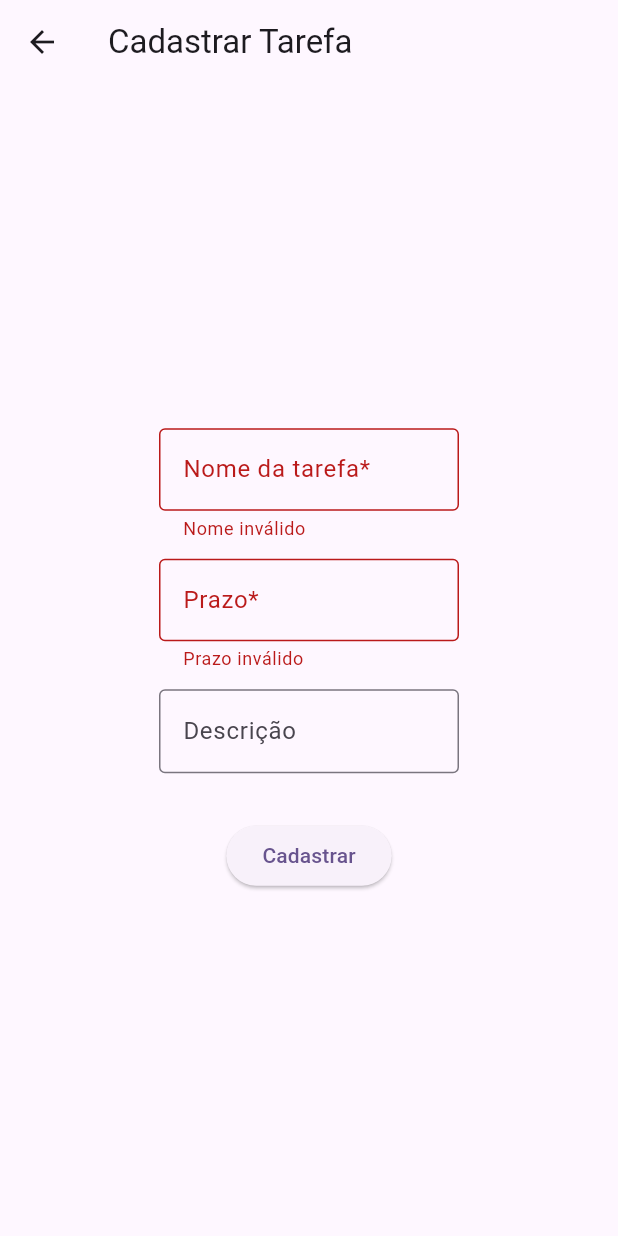
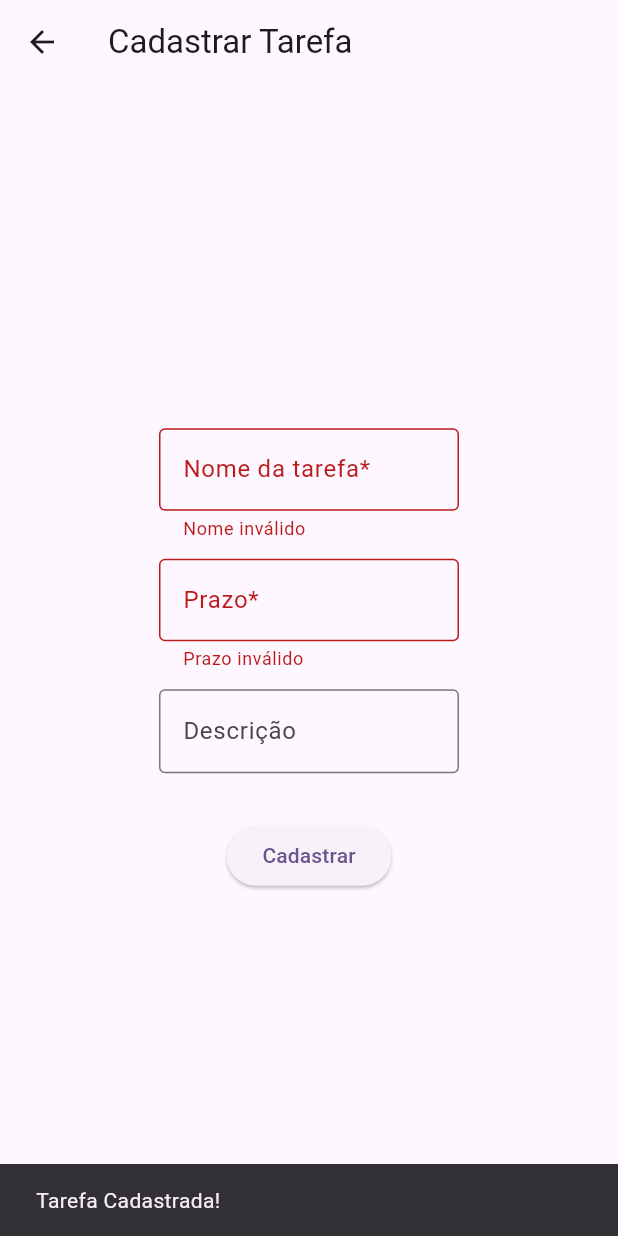
Before and after one commit to kavvata/dart-mvvm-todo-app, a Flutter app: the TelaCadastroTarefa screen opened by its route, after a tap on "Cadastrar", on a phone screen of 412 x 824 dp. Run offline on Flutter 3.47's test engine with Material 3 defaults, Android fonts, the phone set to English and light mode, and no system bars.

Commit message:
feat: feedback ao cadastrar tarefa com sucesso

```diff
--- a/lib/view/tela_cadastro_tarefa.dart
+++ b/lib/view/tela_cadastro_tarefa.dart
@@ -121,7 +121,12 @@ class _StateCadastroTarefa extends State<TelaCadastroTarefa> {
       ),
       // Botao Cadastro
       ElevatedButton(
-          onPressed: () => _cadastrarTarefa(), child: const Text('Cadastrar'))
+          onPressed: () {
+            _cadastrarTarefa();
+            const snackBar = SnackBar(content: Text('Tarefa Cadastrada!'));
+            ScaffoldMessenger.of(context).showSnackBar(snackBar);
+          },
+          child: const Text('Cadastrar'))
     ];
     return body;
   }
```
